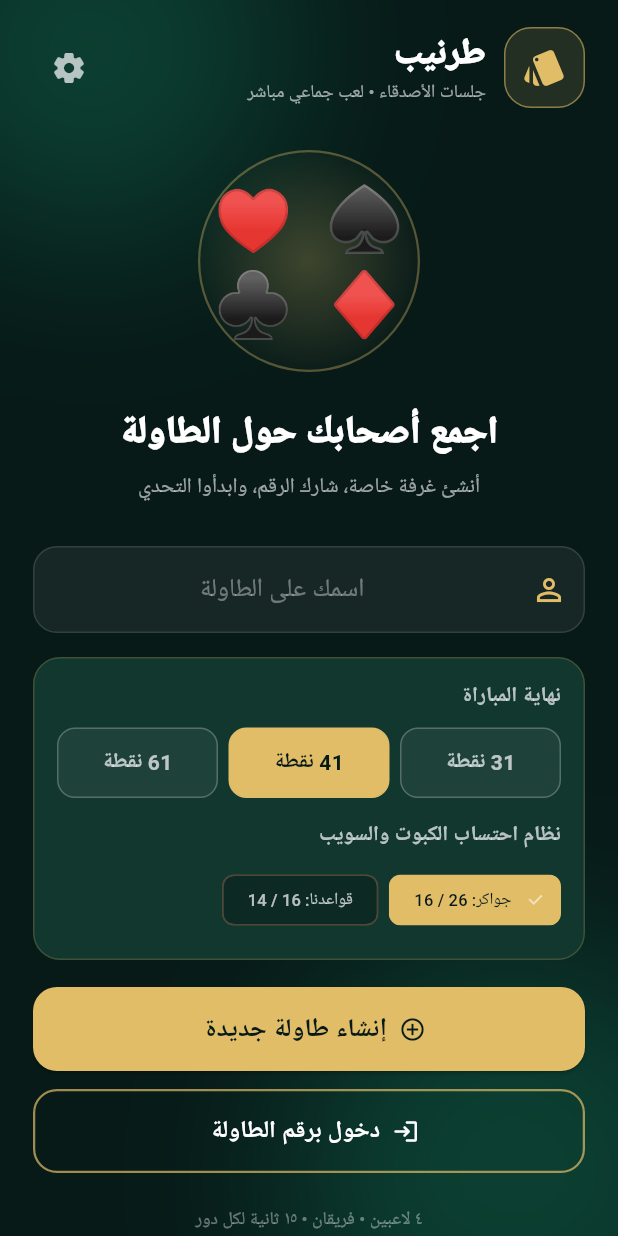
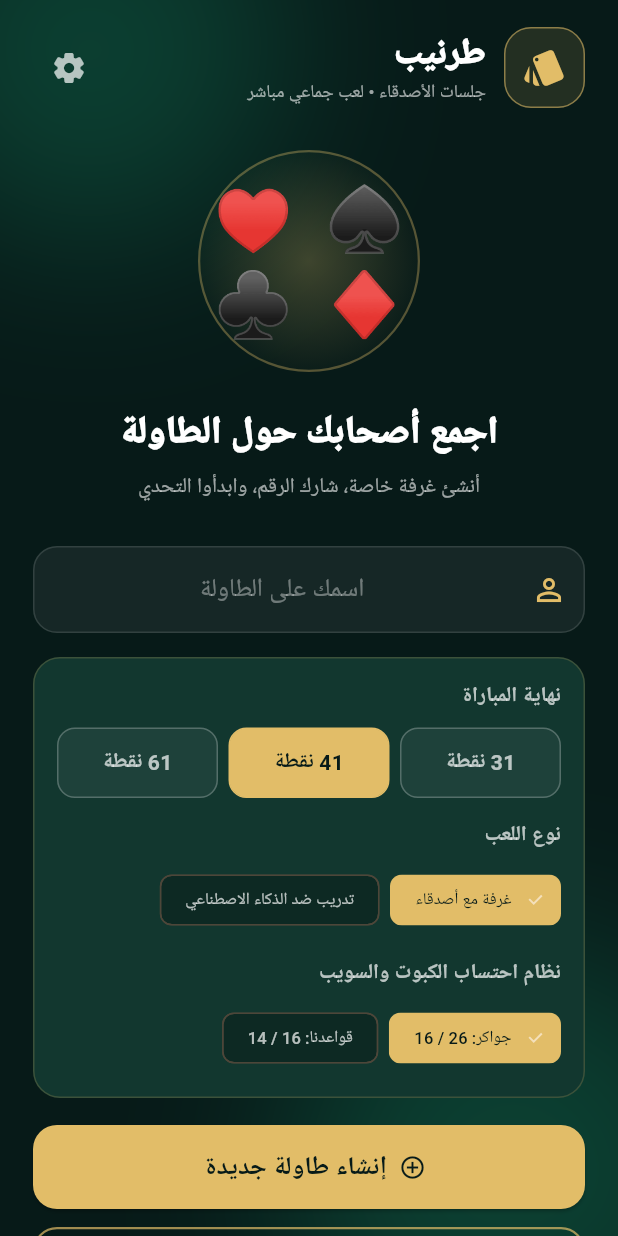
Before and after one commit to nursinghamza-hash/tarneeb-online, a Flutter app: the screen it shows after launch, on a phone screen of 412 x 824 dp. Run offline on Flutter 3.47's test engine with Material 3 defaults, Android fonts, the phone set to English and light mode, and no system bars; our stand-ins replace shared_preferences, socket_io_client.

Commit message:
Add AI practice mode selection when creating a table

```diff
--- a/flutter_app/lib/screens/home_screen.dart
+++ b/flutter_app/lib/screens/home_screen.dart
@@ -20,6 +20,7 @@ class _HomeScreenState extends State<HomeScreen> {
   final _server = TextEditingController();
   int _target = 41;
   String _scoringPreset = 'jawaker';
+  bool _aiPractice = false;
   bool _busy = false;
   String _serverUrl = const String.fromEnvironment(
     'SERVER_URL',
@@ -122,6 +123,7 @@ class _HomeScreenState extends State<HomeScreen> {
         'playerName': _name.text.trim(),
         'targetScore': _target,
         'scoringPreset': _scoringPreset,
+        'aiPractice': _aiPractice,
       });
     });
     socket.on('room_created', (dynamic data) async {
@@ -305,6 +307,27 @@ class _HomeScreenState extends State<HomeScreen> {
                         Expanded(child: _targetButton(61)),
                       ]),
                       const SizedBox(height: 15),
+                      const Text('نوع اللعب', style: TextStyle(color: Colors.white70, fontWeight: FontWeight.bold)),
+                      const SizedBox(height: 8),
+                      Wrap(spacing: 7, runSpacing: 7, children: [
+                        ChoiceChip(
+                          label: const Text('غرفة مع أصدقاء'),
+                          selected: !_aiPractice,
+                          selectedColor: kGold,
+                          backgroundColor: Colors.black26,
+                          labelStyle: TextStyle(color: !_aiPractice ? kInk : Colors.white70, fontSize: 11),
+                          onSelected: (_) => setState(() => _aiPractice = false),
+                        ),
+                        ChoiceChip(
+                          label: const Text('تدريب ضد الذكاء الاصطناعي'),
+                          selected: _aiPractice,
+                          selectedColor: kGold,
+                          backgroundColor: Colors.black26,
+                          labelStyle: TextStyle(color: _aiPractice ? kInk : Colors.white70, fontSize: 11),
+                          onSelected: (_) => setState(() => _aiPractice = true),
+                        ),
+                      ]),
+                      const SizedBox(height: 15),
                       const Text('نظام احتساب الكبوت والسويب', style: TextStyle(color: Colors.white70, fontWeight: FontWeight.bold)),
                       const SizedBox(height: 8),
                       Wrap(spacing: 7, runSpacing: 7, children: [
```
